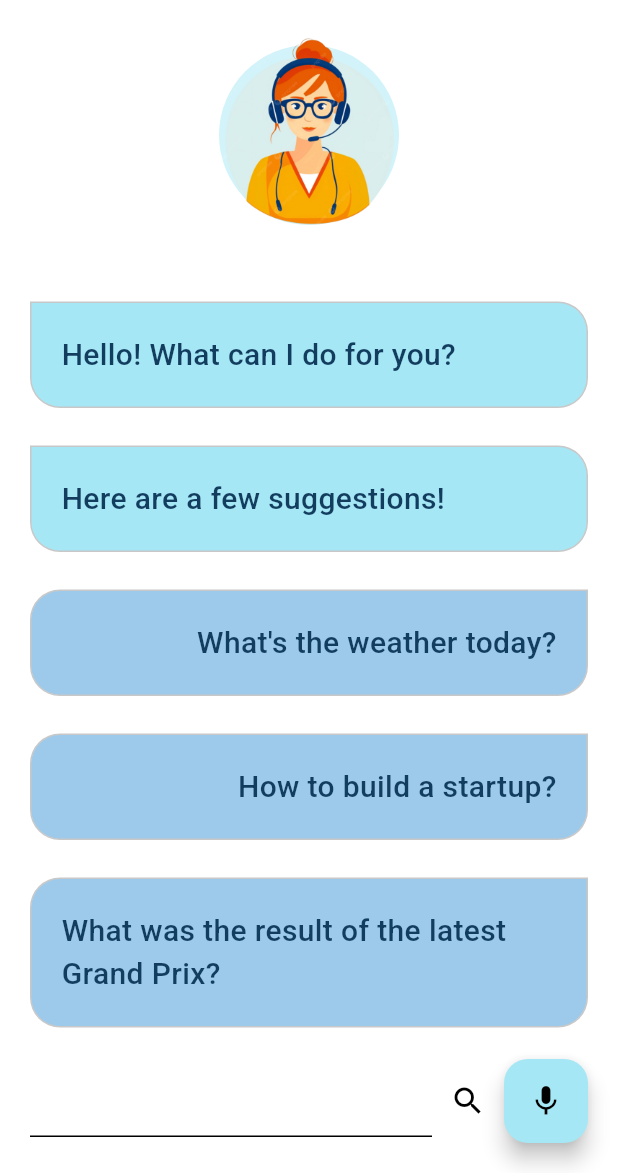
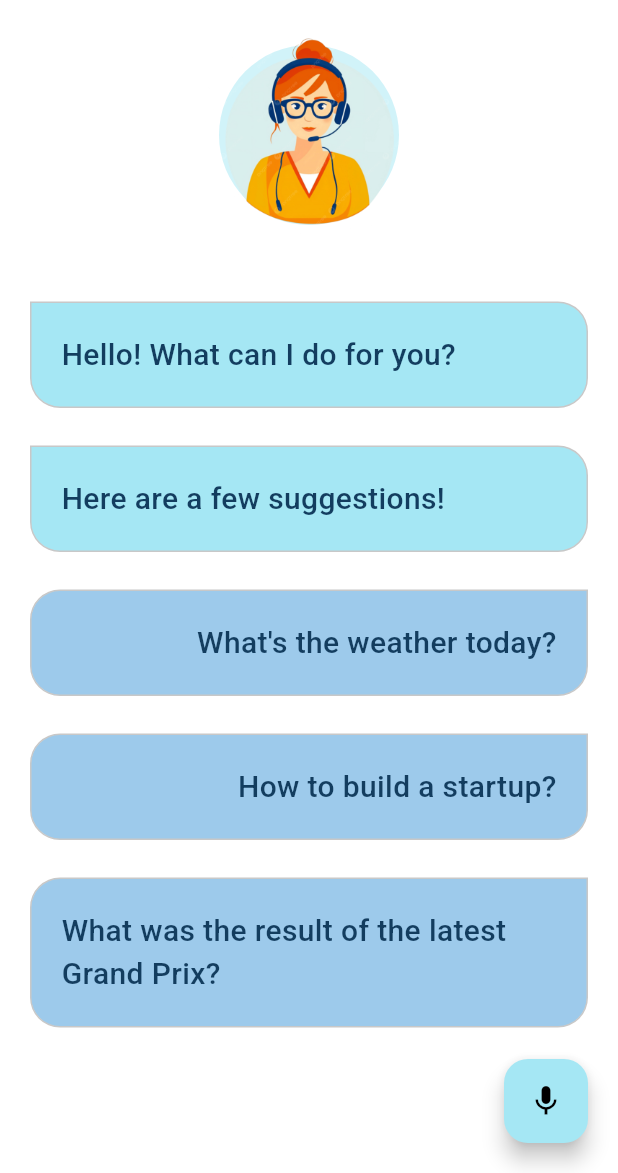
Before and after one commit to VasuBhakt/voiceAssistant, a Flutter app: the screen it shows after launch, on a phone screen of 412 x 824 dp, the part 63-1236 px from its top. Run offline on Flutter 3.47's test engine with Material 3 defaults, Android fonts, the phone set to English and light mode, and no system bars; our stand-ins replace speech_to_text.

Commit message:
ui update 2

```diff
--- a/lib/pages/home_page.dart
+++ b/lib/pages/home_page.dart
@@ -14,6 +14,7 @@ class HomePage extends StatefulWidget {
 class _HomePageState extends State<HomePage> {
   SpeechToText speechToText = SpeechToText();
   String speech = '';
+  //String textSearch = '';
   List<Map<String, dynamic>> messages = [
     {"text": "Hello! What can I do for you?", "user": false},
     {"text": "Here are a few suggestions!", "user": false},
@@ -139,12 +140,24 @@ class _HomePageState extends State<HomePage> {
             ),
 
             SizedBox(height: 10),
-            SafeArea(
+            /*SafeArea(
               child: Row(
                 children: [
-                  Expanded(child: TextField()),
-                  IconButton(onPressed: () {}, icon: Icon(Icons.search)),
-                  FloatingActionButton(
+                  Expanded(child: TextField(
+                    decoration: InputDecoration(
+                      hintText: "Enter your question here!",
+
+                    ),
+                  )),
+                  IconButton(onPressed: () {}, icon: Icon(Icons.send)),
+
+                ],
+              ),
+            ),*/
+            SafeArea(
+              child: Align(
+                alignment: AlignmentGeometry.bottomRight,
+                child: FloatingActionButton(
                   onPressed: () async {
                     if (await speechToText.hasPermission &&
                         speechToText.isNotListening) {
@@ -161,7 +174,6 @@ class _HomePageState extends State<HomePage> {
                     color: Colors.black,
                   ),
                 ),
-                ],
               ),
             ),
             SizedBox(height: 20),
```
Lines whose indentation alone changed are shown as unchanged.
